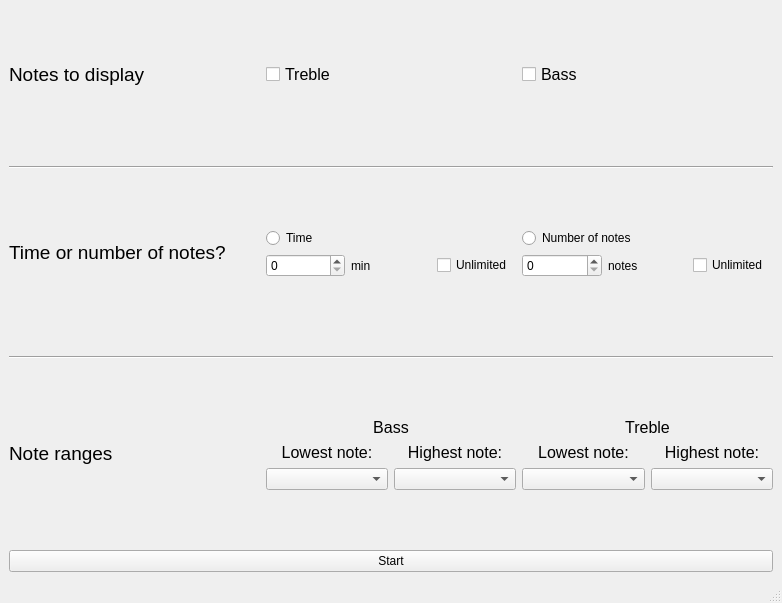
ErikHK/midiquiz, file startLayout.ui: the form before one commit.
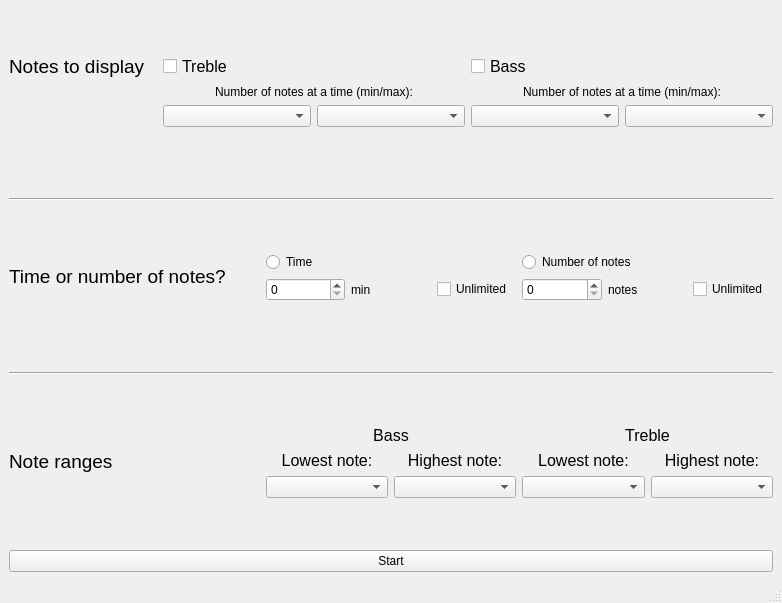
The form after the commit.

Commit message: added alternative, nicer layout

What changed in the file:
```diff
--- a/startLayout.ui
+++ b/startLayout.ui
@@ -305,11 +305,11 @@
        </layout>
       </item>
       <item row="0" column="0">
-       <layout class="QGridLayout" name="notesToDisplayGridLayout" rowstretch="0">
+       <layout class="QGridLayout" name="notesToDisplayGridLayout" rowstretch="0,0,0">
         <property name="sizeConstraint">
          <enum>QLayout::SetMaximumSize</enum>
         </property>
-        <item row="0" column="1">
+        <item row="0" column="1" colspan="2">
          <widget class="QCheckBox" name="trebleCheckBox">
           <property name="font">
            <font>
@@ -342,7 +342,7 @@
           </property>
          </widget>
         </item>
-        <item row="0" column="2">
+        <item row="0" column="3" colspan="2">
          <widget class="QCheckBox" name="baseCheckBox">
           <property name="font">
            <font>
@@ -354,6 +354,50 @@
           </property>
          </widget>
         </item>
+        <item row="2" column="2">
+         <widget class="QComboBox" name="comboBox_2"/>
+        </item>
+        <item row="2" column="4">
+         <widget class="QComboBox" name="comboBox_4"/>
+        </item>
+        <item row="2" column="1">
+         <widget class="QComboBox" name="comboBox"/>
+        </item>
+        <item row="2" column="3">
+         <widget class="QComboBox" name="comboBox_3"/>
+        </item>
+        <item row="1" column="1" colspan="2">
+         <widget class="QLabel" name="label">
+          <property name="sizePolicy">
+           <sizepolicy hsizetype="Preferred" vsizetype="Fixed">
+            <horstretch>0</horstretch>
+            <verstretch>0</verstretch>
+           </sizepolicy>
+          </property>
+          <property name="text">
+           <string>Number of notes at a time (min/max):</string>
+          </property>
+          <property name="alignment">
+           <set>Qt::AlignCenter</set>
+          </property>
+         </widget>
+        </item>
+        <item row="1" column="3" colspan="2">
+         <widget class="QLabel" name="label_2">
+          <property name="sizePolicy">
+           <sizepolicy hsizetype="Preferred" vsizetype="Fixed">
+            <horstretch>0</horstretch>
+            <verstretch>0</verstretch>
+           </sizepolicy>
+          </property>
+          <property name="text">
+           <string>Number of notes at a time (min/max):</string>
+          </property>
+          <property name="alignment">
+           <set>Qt::AlignCenter</set>
+          </property>
+         </widget>
+        </item>
        </layout>
       </item>
       <item row="4" column="0">
```
Left out of the diff: 398 changed lines with no effect on the pictures. The commit also changes 2 other files.
